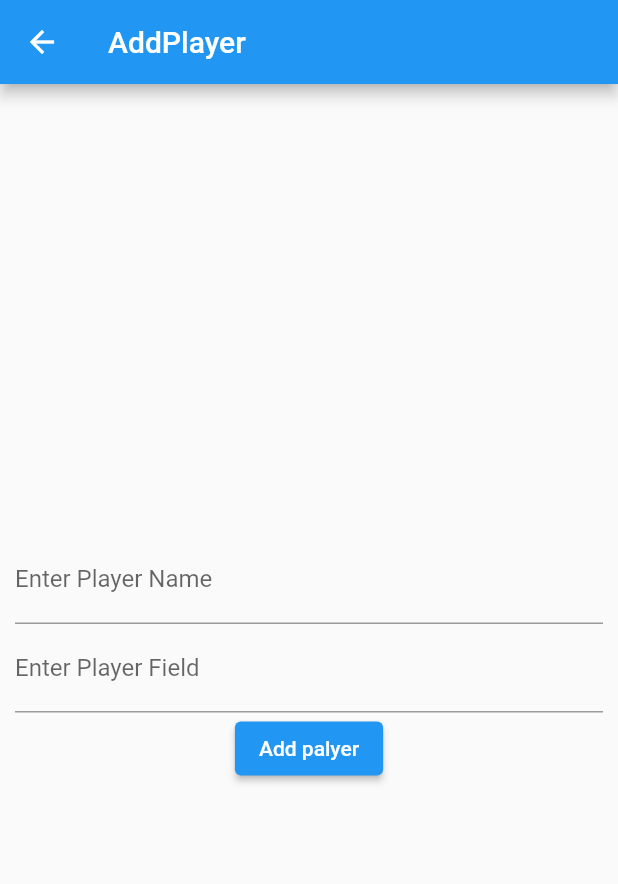
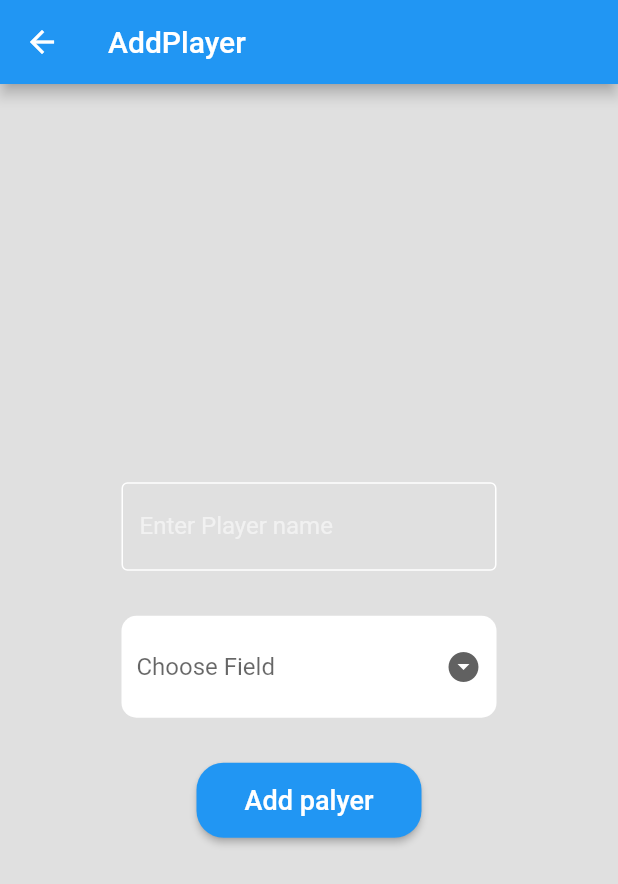
Before and after one commit to jothimani7/Cricket-score, a Flutter app: the PlayersName screen opened directly, after a tap on the "add" icon, on a phone screen of 412 x 824 dp. Shown: the top 884 px of the screen. Run offline on Flutter 3.47's test engine with Material 2 defaults, Android fonts, the phone set to English and light mode, and no system bars.

Commit message:
first commit

```diff
--- a/lib/playernames.dart
+++ b/lib/playernames.dart
@@ -1,7 +1,9 @@
 
 
+// import 'dart:developer';
 
 import 'package:flutter/material.dart';
+// import 'dart:convert';
 
 class PlayersName extends StatefulWidget {
   // const PlayersName({Key key}) : super(key: key);
@@ -36,7 +38,7 @@ class _PlayersNameState extends State<PlayersName> {
                   itemBuilder: (context,index) => PlayerCard(
                     title: playersList[index].title,
                     subtitle: playersList[index].subtitle,
-                  )
+                  ),
               ),
             ),
             ElevatedButton(
@@ -55,12 +57,14 @@ class _PlayersNameState extends State<PlayersName> {
   void _navigateAndDisplay(BuildContext context) async{
     // _PlayersNameState obj = new _PlayersNameState();
     final result = await Navigator.of(context).push(MaterialPageRoute(builder: (context)=> AddPlayer()));
+    if(result!=null)
     playersList.add(result);
+    // print(result==null);
     setState(() {
 
     });
-    // var names = playersList.map((players) => players.title).toList();
-    // print(names);
+    var names = playersList.map((players) => players.title).toList();
+    print(names);
   }
 
 }
@@ -77,39 +81,94 @@ class _AddPlayerState extends State<AddPlayer> {
   // _PlayersNameState obj = new _PlayersNameState();
   Players obj = new Players();
   TextEditingController name = new TextEditingController();
-  TextEditingController field = new TextEditingController();
-
+  // TextEditingController field = new TextEditingController();
+  String field;
   @override
   Widget build(BuildContext context) {
     return Scaffold(
       appBar: AppBar(
         title: Text('AddPlayer'),
       ),
+      backgroundColor: Colors.black12,
       body: Padding(
         padding: const EdgeInsets.all(10.0),
         child: Center(
           child: Column(
             mainAxisAlignment: MainAxisAlignment.center,
             children: [
-              TextField(
+              Container(
+                width: 250,
+                child: TextField(
+                  style: TextStyle(
+                    color: Colors.white,
+                  ),
                   controller: name,
                   decoration: InputDecoration(
-                  labelText: 'Enter Player Name',
+                    enabledBorder: const OutlineInputBorder(
+                      borderSide: const BorderSide(color: Colors.white),
+                    ),
+                    border: OutlineInputBorder(),
+                    labelText: 'Enter Player name',
+                    labelStyle: TextStyle(
+                        color: Colors.white54,
                     ),
                   ),
-              TextField(
-                controller: field,
-                decoration: InputDecoration(
-                  labelText: 'Enter Player Field',
                 ),
               ),
-              ElevatedButton(
-                child: Text('Add palyer'),
+              SizedBox(height: 30,),
+              Container(
+                padding: EdgeInsets.all(10),
+                width: 250,
+                decoration: BoxDecoration(
+                    color: Colors.white,
+                    borderRadius: BorderRadius.circular(10)
+                ),
+                child: DropdownButtonHideUnderline(
+                  child: DropdownButton(
+                    dropdownColor: Colors.blueGrey,
+                    // focusColor: Colors.blue,
+                    icon: Icon(Icons.arrow_drop_down_circle),
+                    underline: SizedBox(),
+                    hint: Text('Choose Field'),
+                    value: field,
+                    onChanged: (newValue){
+                      setState(() {
+                        field = newValue;
+                      });
+                    },
+                    items: ['Batsman','Bowler','All-Rounder'].map((ovr){
+                      return DropdownMenuItem(
+                        child: new Text(ovr),
+                        value: ovr,
+                      );
+                    }).toList(),
+                  ),
+                ),
+              ),
+              SizedBox(height: 30,),
+              ConstrainedBox(
+                constraints: BoxConstraints.tightFor(height: 50,width: 150),
+                child: ElevatedButton(
+                  child: Text('Add palyer',style: TextStyle(
+                    fontSize: 18,
+                  ),),
+                  style: ButtonStyle(
+                    shape: MaterialStateProperty.all<RoundedRectangleBorder>(
+                      RoundedRectangleBorder(
+                        borderRadius: BorderRadius.circular(18)
+                      )
+                    ),
+                  ),
                   onPressed: (){
                     // obj.title=name.text;
                     // obj.subtitle=field.text;
-                  Navigator.pop(context,Players(title: name.text, subtitle: field.text));
+                    if(name.text!=''&&field!='')
+                    Navigator.pop(context,Players(title: name.text, subtitle: field));
+                    else {
+                      Navigator.pop(context, null);
+                    }
                   },
+                ),
               )
             ],
           ),
```
Lines whose indentation alone changed are shown as unchanged.
